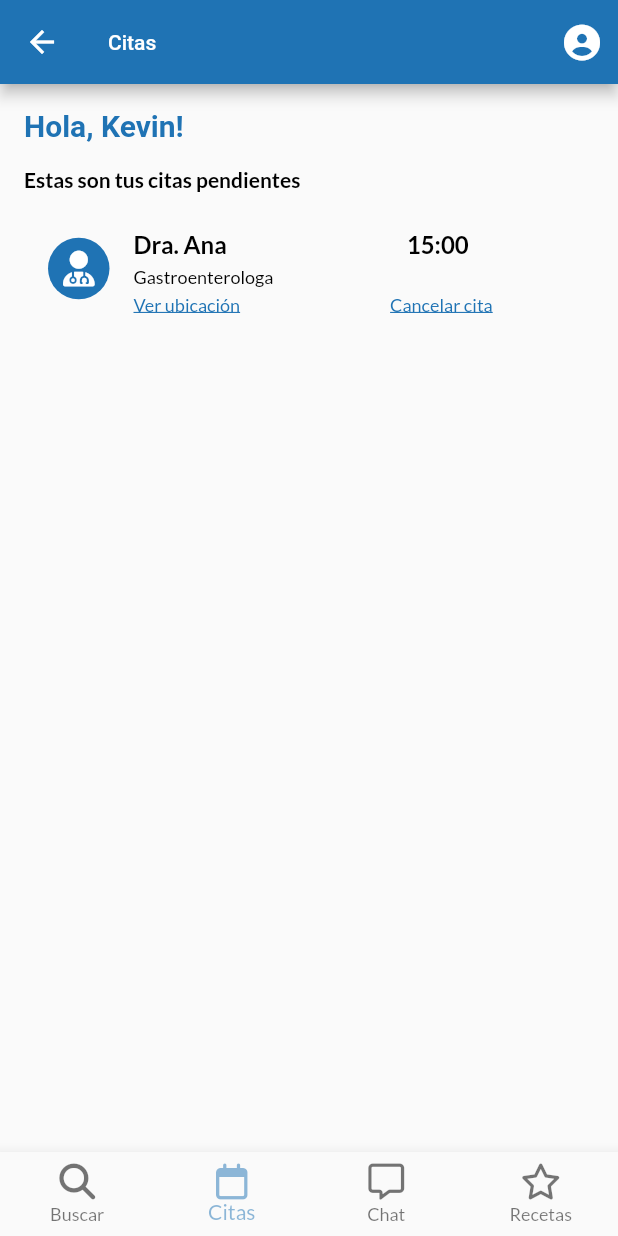
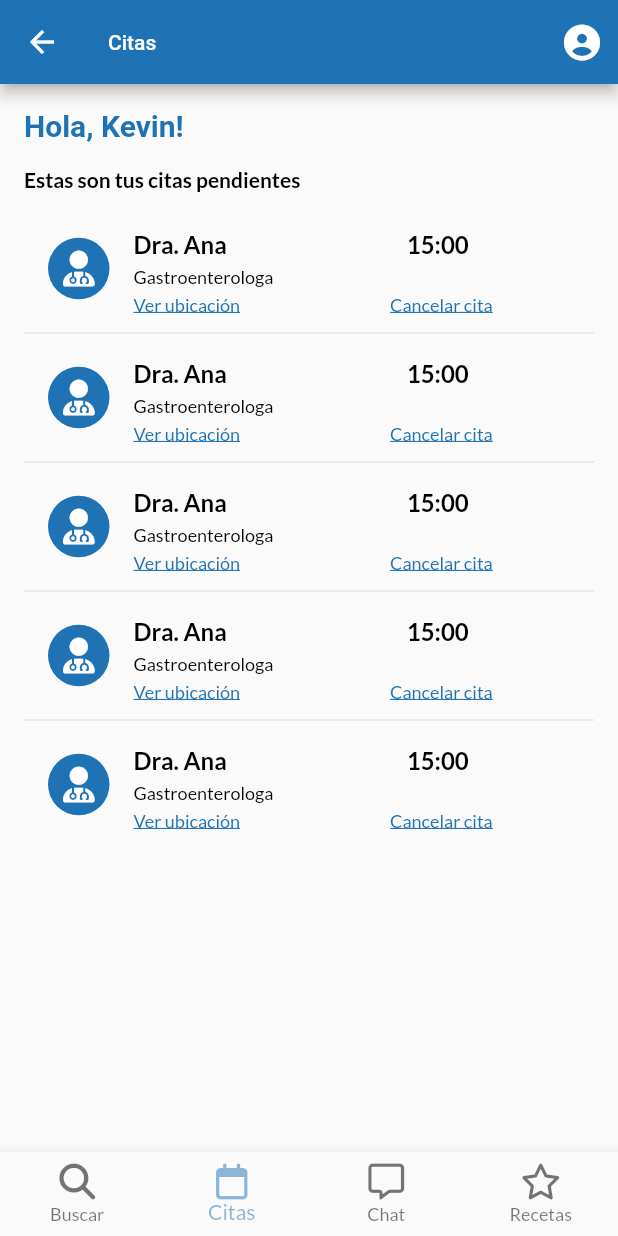
Before and after one commit to PabloT18/ms-citasmed, a Flutter app: the PacHomePage screen opened by its route, item 2 of the bottom bar chosen, after a tap on "Dra. Ana", on a phone screen of 412 x 824 dp. Run offline on Flutter 3.47's test engine with Material 2 defaults, Android fonts, the phone set to English and light mode, and no system bars; our stand-ins replace font_awesome_flutter, google_fonts.

Commit message:
merge daniel

```diff
--- a/lib/src/presentation/pages/paciente/home/pac_buscar_panel.dart
+++ b/lib/src/presentation/pages/paciente/home/pac_buscar_panel.dart
@@ -1,4 +1,6 @@
 import 'package:citas_med_app/src/presentation/pages/paciente/home/especialidad_button.dart';
+import 'package:citas_med_app/src/presentation/pages/paciente/widgets/bottom_sheet_custom.dart';
+
 import 'package:flutter/cupertino.dart';
 import 'package:flutter/material.dart';
 import 'package:font_awesome_flutter/font_awesome_flutter.dart';
@@ -12,10 +14,9 @@ class PacBuscarPanel extends StatelessWidget {
     Key? key,
   }) : super(key: key);
 
-
   @override
   Widget build(BuildContext context) {
-    final size = Size(140, 40);
+    const size = Size(140, 40);
     return Padding(
       padding: const EdgeInsets.symmetric(horizontal: AppLayoutConst.paddingL),
       child: Column(
@@ -37,17 +38,21 @@ class PacBuscarPanel extends StatelessWidget {
               ),
               focusedBorder: OutlineInputBorder(
                 borderSide:
-                BorderSide(color: AppColors.primaryBlue.withOpacity(0.8)),
+                    BorderSide(color: AppColors.primaryBlue.withOpacity(0.8)),
               ),
               enabledBorder: OutlineInputBorder(
                 borderSide:
-                BorderSide(color: AppColors.primaryBlue.withOpacity(0.8)),
+                    BorderSide(color: AppColors.primaryBlue.withOpacity(0.8)),
               ),
               labelText: 'Buscar',
               hintText: 'Buscar',
-              contentPadding: EdgeInsets.symmetric(vertical: 12.0, horizontal: 16.0),
-              suffixIcon: SizedBox(
-                child: Icon(Icons.search, color: AppColors.primaryBlue,),
+              contentPadding:
+                  const EdgeInsets.symmetric(vertical: 12.0, horizontal: 16.0),
+              suffixIcon: const SizedBox(
+                child: Icon(
+                  Icons.search,
+                  color: AppColors.primaryBlue,
+                ),
               ),
             ),
             onChanged: (_) {},
@@ -60,48 +65,42 @@ class PacBuscarPanel extends StatelessWidget {
                 spacing: 5,
                 crossAxisAlignment: WrapCrossAlignment.start,
                 alignment: WrapAlignment.start,
-                children: [
-                  EspecialidadButton(title : 'Medico general'),
-                  EspecialidadButton(title : 'Psicologo'),
-                  EspecialidadButton(title : 'Gastroenterologo'),
-                  EspecialidadButton(title : 'Urología'),
-                  EspecialidadButton(title : 'Dentista'),
-                  EspecialidadButton(title : 'Pediatría'),
-                  EspecialidadButton(title : 'Oncología'),
-                  EspecialidadButton(title : 'Geriatría'),
-                  EspecialidadButton(title : 'Traumatología'),
+                children: const [
+                  EspecialidadButton(title: 'Medico general'),
+                  EspecialidadButton(title: 'Psicologo'),
+                  EspecialidadButton(title: 'Gastroenterologo'),
+                  EspecialidadButton(title: 'Urología'),
+                  EspecialidadButton(title: 'Dentista'),
+                  EspecialidadButton(title: 'Pediatría'),
+                  EspecialidadButton(title: 'Oncología'),
+                  EspecialidadButton(title: 'Geriatría'),
+                  EspecialidadButton(title: 'Traumatología'),
                 ],
               ),
             ],
           ),
           const SizedBox(height: AppLayoutConst.marginL),
           Expanded(
-
             child: ListView.separated(
               itemCount: 4,
               separatorBuilder: (context, index) => const Divider(),
               itemBuilder: (context, index) => ListTile(
                 onTap: () {
-                  // showDialog(
-                  //   context: context,
-                  //   builder: (context) {
-                  //     return AlertDialogCustom(
-                  //       title: 'Creación de Cuenta',
-                  //       content:
-                  //           'Su proceso de creación pasara por una verificación de su número de licencia médica',
-                  //       onPressed: () {
-                  //         Navigator.pop(context);
-                  //       },
-                  //       canelbutton: true,
-                  //     );
-                  //   },
-                  // );
+                  showModalBottomSheet(
+                      context: context,
+                      shape: const RoundedRectangleBorder(
+                        borderRadius: BorderRadius.vertical(
+                          top: Radius.circular(20),
+                        ),
+                      ),
+                      builder: (context) {
+                        return const BottomSheetCustom();
+                      });
                 },
-
                 title: Column(
                   crossAxisAlignment: CrossAxisAlignment.start,
                   children: [
-                    Text(
+                    const Text(
                       'DESTACADO',
                       style: TextStyle(
                         color: AppColors.primaryBlue,
@@ -109,8 +108,8 @@ class PacBuscarPanel extends StatelessWidget {
                         fontWeight: FontWeight.bold,
                       ),
                     ),
-                    SizedBox(height: 5),
-                    Text(
+                    const SizedBox(height: 5),
+                    const Text(
                       'Dra. Ana',
                       style: TextStyle(
                         color: Colors.black,
@@ -118,23 +117,28 @@ class PacBuscarPanel extends StatelessWidget {
                         fontWeight: FontWeight.bold,
                       ),
                     ),
-                    SizedBox(height: 5),
-                    Text(
+                    const SizedBox(height: 5),
+                    const Text(
                       'Gastroenterologa',
                       style: TextStyle(
                         color: Colors.black,
                         fontSize: 12,
                       ),
                     ),
-                    SizedBox(height: 5),
+                    const SizedBox(height: 5),
                     Row(
                       mainAxisSize: MainAxisSize.min,
-                      children: [
-                        FaIcon(FontAwesomeIcons.solidStar, size: 18, color: AppColors.primaryBlue),
-                        FaIcon(FontAwesomeIcons.solidStar, size: 18, color: AppColors.primaryBlue),
-                        FaIcon(FontAwesomeIcons.solidStar, size: 18, color: AppColors.primaryBlue),
-                        FaIcon(FontAwesomeIcons.solidStar, size: 18, color: AppColors.primaryBlue),
-                        FaIcon(FontAwesomeIcons.starHalfStroke, size: 18, color: AppColors.primaryBlue),
+                      children: const [
+                        FaIcon(FontAwesomeIcons.solidStar,
+                            size: 18, color: AppColors.primaryBlue),
+                        FaIcon(FontAwesomeIcons.solidStar,
+                            size: 18, color: AppColors.primaryBlue),
+                        FaIcon(FontAwesomeIcons.solidStar,
+                            size: 18, color: AppColors.primaryBlue),
+                        FaIcon(FontAwesomeIcons.solidStar,
+                            size: 18, color: AppColors.primaryBlue),
+                        FaIcon(FontAwesomeIcons.starHalfStroke,
+                            size: 18, color: AppColors.primaryBlue),
                         SizedBox(width: 15),
                         Text(
                           '371 opiniones',
@@ -147,7 +151,6 @@ class PacBuscarPanel extends StatelessWidget {
                     ),
                   ],
                 ),
-
                 leading: Container(
                   padding: const EdgeInsets.all(10),
                   decoration: const BoxDecoration(
--- a/lib/src/presentation/pages/paciente/home/pac_citas_panel.dart
+++ b/lib/src/presentation/pages/paciente/home/pac_citas_panel.dart
@@ -1,6 +1,5 @@
 import 'package:citas_med_app/src/utils/responsive.dart';
 import 'package:citas_med_app/src/utils/theme/app_colors.dart';
-import 'package:flutter/cupertino.dart';
 import 'package:flutter/material.dart';
 import 'package:font_awesome_flutter/font_awesome_flutter.dart';
 
@@ -24,43 +23,25 @@ class PacCitasPanel extends StatelessWidget {
                 style: Theme.of(context).textTheme.headline3,
               )),
           const SizedBox(height: AppLayoutConst.spaceL),
-          Align(
+          const Align(
               alignment: Alignment.centerLeft,
               child: Text(
                 'Estas son tus citas pendientes',
                 style: TextStyle(fontWeight: FontWeight.bold),
               )),
-
           const SizedBox(height: AppLayoutConst.marginL),
           Expanded(
-
             child: ListView.separated(
-              itemCount: 1,
+              itemCount: 5,
               separatorBuilder: (context, index) => const Divider(),
               itemBuilder: (context, index) => ListTile(
-                onTap: () {
-                  // showDialog(
-                  //   context: context,
-                  //   builder: (context) {
-                  //     return AlertDialogCustom(
-                  //       title: 'Creación de Cuenta',
-                  //       content:
-                  //           'Su proceso de creación pasara por una verificación de su número de licencia médica',
-                  //       onPressed: () {
-                  //         Navigator.pop(context);
-                  //       },
-                  //       canelbutton: true,
-                  //     );
-                  //   },
-                  // );
-                },
-
+                onTap: () {},
                 title: Column(
                   crossAxisAlignment: CrossAxisAlignment.start,
                   children: [
-                    SizedBox(height: 5),
+                    const SizedBox(height: 5),
                     Row(
-                      children: [
+                      children: const [
                         Text(
                           'Dra. Ana',
                           style: TextStyle(
@@ -80,23 +61,36 @@ class PacCitasPanel extends StatelessWidget {
                         ),
                       ],
                     ),
-                    SizedBox(height: 5),
-                    Text(
+                    const SizedBox(height: 5),
+                    const Text(
                       'Gastroenterologa',
                       style: TextStyle(
                         color: Colors.black,
                         fontSize: 12,
                       ),
                     ),
-
-                    SizedBox(height: 5),
+                    const SizedBox(height: 5),
                     Row(
                       children: [
                         InkWell(
                           onTap: () {
-                            // Aquí puedes agregar la acción que se ejecutará cuando se haga clic en el enlace
+                            showDialog(
+                              context: context,
+                              builder: (context) {
+                                return Container(
+                                  color: Colors.white,
+                                  height: 100,
+                                  margin: const EdgeInsets.symmetric(
+                                      horizontal: 30),
+                                  child: Image.network(
+                                    'https://encrypted-tbn0.gstatic.com/images?q=tbn:ANd9GcR15Bq5OZHXfINl34Ldh_C1z-JzEh8KxEZANg&usqp=CAU',
+                                    fit: BoxFit.fill,
+                                  ),
+                                );
+                              },
+                            );
                           },
-                          child: Text(
+                          child: const Text(
                             'Ver ubicación',
                             style: TextStyle(
                               color: AppColors.primaryBlue,
@@ -105,12 +99,10 @@ class PacCitasPanel extends StatelessWidget {
                             ),
                           ),
                         ),
-                        SizedBox(width: 100),
+                        const SizedBox(width: 100),
                         InkWell(
-                          onTap: () {
-                            // Aquí puedes agregar la acción que se ejecutará cuando se haga clic en el enlace
-                          },
-                          child: Text(
+                          onTap: () {},
+                          child: const Text(
                             'Cancelar cita',
                             style: TextStyle(
                               color: AppColors.primaryBlue,
@@ -120,11 +112,9 @@ class PacCitasPanel extends StatelessWidget {
                           ),
                         ),
                       ],
-
                     )
                   ],
                 ),
-
                 leading: Container(
                   padding: const EdgeInsets.all(10),
                   decoration: const BoxDecoration(
```
Also changed, not shown: lib/src/presentation/pages/paciente/home/pac_chat_panel.dart (+2 -7 lines), lib/src/presentation/pages/paciente/widgets/bottom_sheet_custom.dart (added, +282 -0 lines).
